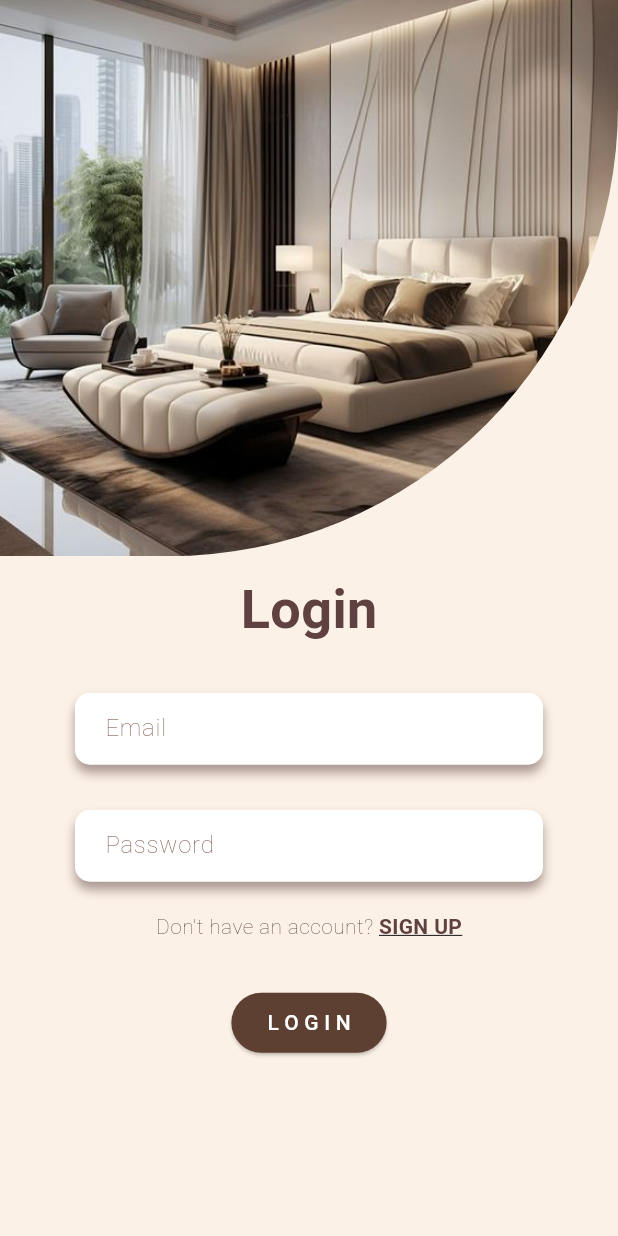
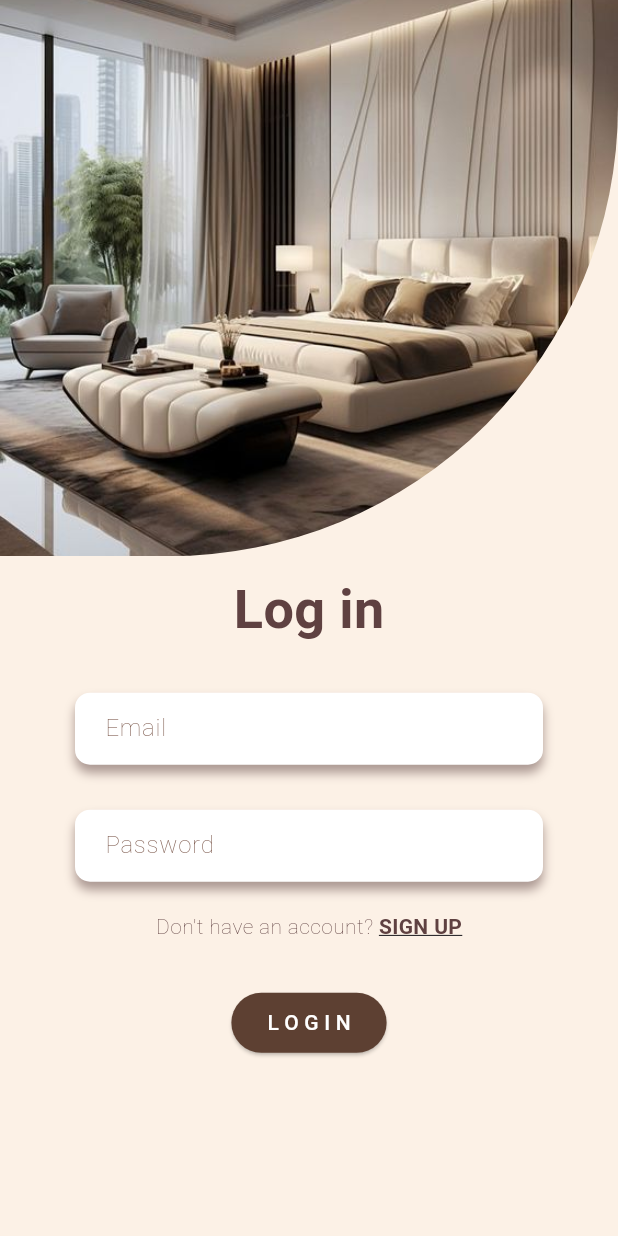
Before and after one commit to HEran-ite/flutter-2024-proj, a Flutter app: the LoginPage screen opened by its route, on a phone screen of 412 x 824 dp. Run offline on Flutter 3.47's test engine with Material 3 defaults, Android fonts, the phone set to English and light mode, and no system bars; our stand-ins replace google_fonts, smooth_page_indicator.

Commit message:
Update login_page.dart

```diff
--- a/lib/presentation/screens/login_page.dart
+++ b/lib/presentation/screens/login_page.dart
@@ -1,4 +1,3 @@
-
 import 'package:flutter/material.dart';
 import 'package:hotel_booking/presentation/widgets/textfeild.dart';
 
@@ -7,14 +6,14 @@ class LoginPage extends StatelessWidget {
 
   @override
   Widget build(BuildContext context) {
-    // Determine screen size
+         // Determine screen size
     Size screenSize = MediaQuery.of(context).size;
 
     return Scaffold(
       backgroundColor: Color.fromARGB(255, 252, 241, 230),
       body: SingleChildScrollView(
         child: Column(
-          mainAxisAlignment: MainAxisAlignment.center, // Center the column
+          mainAxisAlignment: MainAxisAlignment.center,   // Center the column
           children: <Widget>[
             Container(
               width: screenSize.width, // Use screen width
@@ -32,7 +31,7 @@ class LoginPage extends StatelessWidget {
             const SizedBox(height: 10), // Proper spacing
             // Title/Login Text
             const Text(
-              'Login',
+              'Log in',
               style: TextStyle(
                 color: Color.fromARGB(255, 95, 65, 65),
                 fontSize: 36,
```
